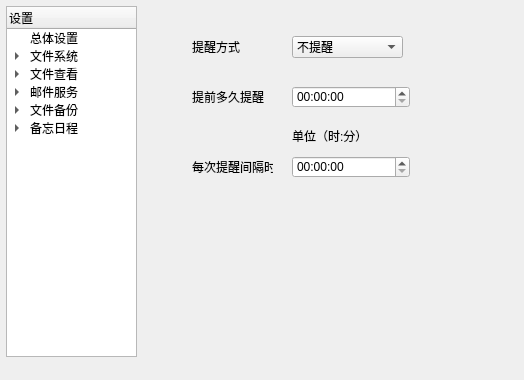
Above: setting/ui/Setting.ui from 3548848289/SmartDesk before the change. Below: the same form after it.
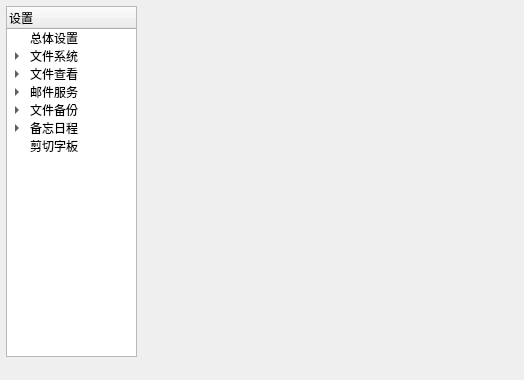
That is the form after the change. Icons and pictures are not drawn.

Commit message: 准备优化剪切板，想试试用QxOrm代替SQL

```diff
--- a/setting/ui/Setting.ui
+++ b/setting/ui/Setting.ui
@@ -96,6 +96,11 @@
      </property>
     </item>
    </item>
+   <item>
+    <property name="text">
+     <string>剪切字板</string>
+    </property>
+   </item>
   </widget>
   <widget class="QStackedWidget" name="stackedWidget">
    <property name="geometry">
@@ -107,7 +112,7 @@
     </rect>
    </property>
    <property name="currentIndex">
-    <number>5</number>
+    <number>6</number>
    </property>
    <widget class="QWidget" name="all_setting">
     <widget class="QCheckBox" name="all_setting_checkBox">
@@ -434,6 +439,7 @@
      </property>
     </widget>
    </widget>
+   <widget class="QWidget" name="clip_board"/>
   </widget>
  </widget>
  <tabstops>
```
Left out of the diff: 4 changed lines with no effect on the pictures. The commit also changes 152 other files.
